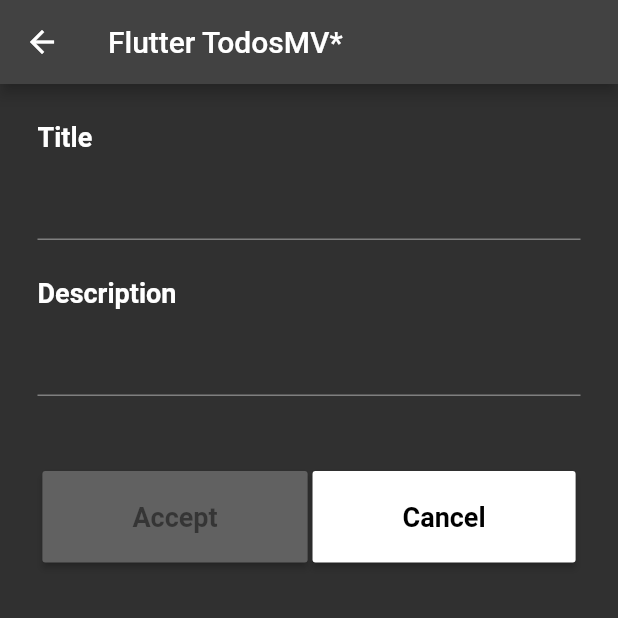
After one commit to ferrarafer/stacked_todos, a Flutter app: the AddTaskView screen opened directly, on a phone screen of 412 x 824 dp, the top half of it. The commit adds this screen. Run offline on Flutter 3.47's test engine with Material 2 defaults, Android fonts, the phone set to English and light mode, and no system bars; our stand-ins replace freezed_annotation, logger, shared_preferences, stacked, stacked_core, stacked_services; accounts and stored records are empty; generated files the repository leaves out were written again.

Commit message:
Add AddTaskView

```diff
--- a/lib/app/app.dart
+++ b/lib/app/app.dart
@@ -3,6 +3,7 @@ import 'package:todos/ui/views/home/home_view.dart';
 import 'package:todos/ui/views/startup/startup_view.dart';
 import 'package:stacked_services/stacked_services.dart';
 import 'package:todos/services/tasks_service.dart';
+import 'package:todos/ui/views/add_task/add_task_view.dart';
 import 'package:todos/services/shared_preferences_service.dart';
 // @stacked-import
 
@@ -10,6 +11,7 @@ import 'package:todos/services/shared_preferences_service.dart';
   routes: [
     MaterialRoute(page: StartupView),
     MaterialRoute(page: HomeView),
+    MaterialRoute(page: AddTaskView),
 // @stacked-route
   ],
   dependencies: [
--- /dev/null
+++ b/lib/helpers/form_validators.dart
@@ -0,0 +1,25 @@
+class FormValidators {
+  static String? title(String? value) {
+    if (value == null || value.isEmpty) {
+      return 'Title is required';
+    }
+
+    if (value.length < 3) {
+      return 'Please enter a title that\'s 3 characters or longer';
+    }
+
+    return null;
+  }
+
+  static String? description(String? value) {
+    if (value == null || value.isEmpty) {
+      return null;
+    }
+
+    if (value.length < 6) {
+      return 'Please enter a description that\'s 6 characters or longer';
+    }
+
+    return null;
+  }
+}
--- /dev/null
+++ b/lib/ui/views/add_task/add_task_view.dart
@@ -0,0 +1,141 @@
+import 'package:flutter/material.dart';
+import 'package:stacked/stacked.dart';
+import 'package:stacked/stacked_annotations.dart';
+import 'package:todos/helpers/form_validators.dart';
+import 'package:todos/ui/common/ui_helpers.dart';
+
+import 'add_task_view.form.dart';
+import 'add_task_viewmodel.dart';
+
+@FormView(
+  fields: [
+    FormTextField(name: 'title', validator: FormValidators.title),
+    FormTextField(name: 'description', validator: FormValidators.description),
+  ],
+)
+class AddTaskView extends ViewModelBuilderWidget<AddTaskViewModel>
+    with $AddTaskView {
+  AddTaskView({Key? key}) : super(key: key);
+
+  @override
+  Widget builder(
+    BuildContext context,
+    AddTaskViewModel viewModel,
+    Widget? child,
+  ) {
+    return Scaffold(
+      appBar: AppBar(title: const Text('Flutter TodosMV*')),
+      body: Container(
+        padding: const EdgeInsets.only(left: 25.0, right: 25.0),
+        child: SingleChildScrollView(
+          child: Column(
+            crossAxisAlignment: CrossAxisAlignment.start,
+            children: [
+              verticalSpaceMedium,
+              const Text(
+                'Title',
+                style: TextStyle(fontSize: 18, fontWeight: FontWeight.w700),
+              ),
+              verticalSpaceSmall,
+              TextFormField(
+                controller: titleController,
+                focusNode: titleFocusNode,
+                textAlignVertical: TextAlignVertical.top,
+              ),
+              if (viewModel.hasTitleValidationMessage) ...[
+                verticalSpaceTiny,
+                Text(
+                  viewModel.titleValidationMessage!,
+                  style: const TextStyle(
+                    color: Colors.white54,
+                    fontSize: 12,
+                    fontWeight: FontWeight.w700,
+                  ),
+                ),
+              ],
+              verticalSpaceMedium,
+              const Text(
+                'Description',
+                style: TextStyle(fontSize: 18, fontWeight: FontWeight.w700),
+              ),
+              verticalSpaceSmall,
+              TextFormField(
+                controller: descriptionController,
+                focusNode: descriptionFocusNode,
+                textAlignVertical: TextAlignVertical.top,
+              ),
+              if (viewModel.hasDescriptionValidationMessage) ...[
+                verticalSpaceTiny,
+                Text(
+                  viewModel.descriptionValidationMessage!,
+                  style: const TextStyle(
+                    color: Colors.white54,
+                    fontSize: 12,
+                    fontWeight: FontWeight.w700,
+                  ),
+                ),
+              ],
+              verticalSpaceLarge,
+              Row(
+                mainAxisAlignment: MainAxisAlignment.spaceEvenly,
+                mainAxisSize: MainAxisSize.max,
+                children: [
+                  MaterialButton(
+                    child: const Text(
+                      'Accept',
+                      style: TextStyle(
+                        fontSize: 18,
+                        fontWeight: FontWeight.w700,
+                      ),
+                    ),
+                    color: viewModel.canSubmit
+                        ? Colors.white
+                        : Colors.grey.shade700,
+                    onPressed: viewModel.canSubmit ? viewModel.accept : () {},
+                    padding: const EdgeInsets.symmetric(
+                      horizontal: 60,
+                      vertical: 20,
+                    ),
+                    textColor:
+                        viewModel.canSubmit ? Colors.black : Colors.black45,
+                  ),
+                  MaterialButton(
+                    child: const Text(
+                      'Cancel',
+                      style: TextStyle(
+                        fontSize: 18,
+                        fontWeight: FontWeight.w700,
+                      ),
+                    ),
+                    color: Colors.white,
+                    onPressed: viewModel.cancel,
+                    padding: const EdgeInsets.symmetric(
+                      horizontal: 60,
+                      vertical: 20,
+                    ),
+                    textColor: Colors.black,
+                  ),
+                ],
+              ),
+            ],
+          ),
+        ),
+      ),
+    );
+  }
+
+  @override
+  void onViewModelReady(AddTaskViewModel viewModel) {
+    listenToFormUpdated(viewModel);
+  }
+
+  @override
+  void onDispose(AddTaskViewModel viewModel) {
+    disposeForm();
+  }
+
+  @override
+  AddTaskViewModel viewModelBuilder(BuildContext context) {
+    return AddTaskViewModel();
+  }
+}
--- /dev/null
+++ b/lib/ui/views/add_task/add_task_viewmodel.dart
@@ -0,0 +1,42 @@
+import 'package:stacked/stacked.dart';
+import 'package:stacked_services/stacked_services.dart';
+import 'package:todos/app/app.locator.dart';
+import 'package:todos/app/app.logger.dart';
+import 'package:todos/services/tasks_service.dart';
+
+import 'add_task_view.form.dart';
+
+class AddTaskViewModel extends FormViewModel {
+  final _log = getLogger('AddTaskViewModel');
+  final _navigationService = locator<NavigationService>();
+  final _tasksService = locator<TasksService>();
+
+  @override
+  void setFormStatus() {}
+
+  bool get canSubmit =>
+      !isBusy &&
+      hasTitle &&
+      !hasTitleValidationMessage &&
+      (hasDescription ? !hasDescriptionValidationMessage : true);
+
+  Future<void> accept() async {
+    setBusy(true);
+
+    try {
+      _log.d('title:$titleValue description:$descriptionValue');
+
+      _tasksService.add(title: titleValue!, description: descriptionValue);
+
+      _navigationService.back();
+    } catch (e) {
+      _log.e(e.toString());
+    }
+
+    setBusy(false);
+  }
+
+  void cancel() {
+    _navigationService.back();
+  }
+}
```
Also changed, not shown: lib/ui/views/add_task/add_task_view.form.dart (added, +136 -0 lines), 1 other file.
